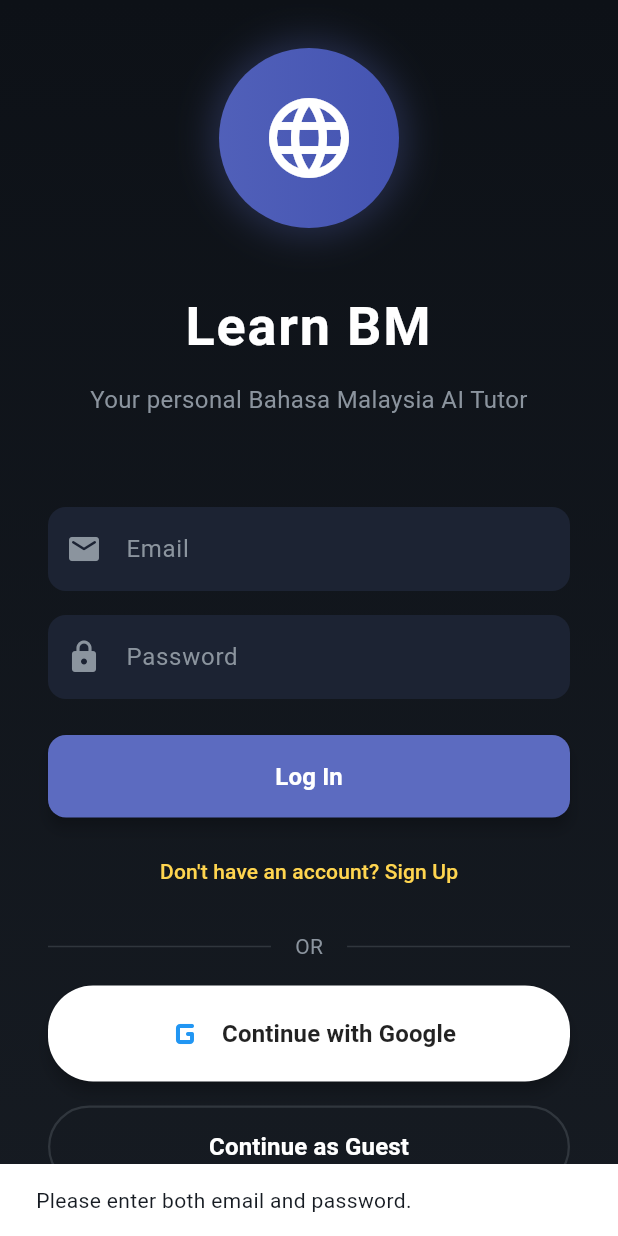
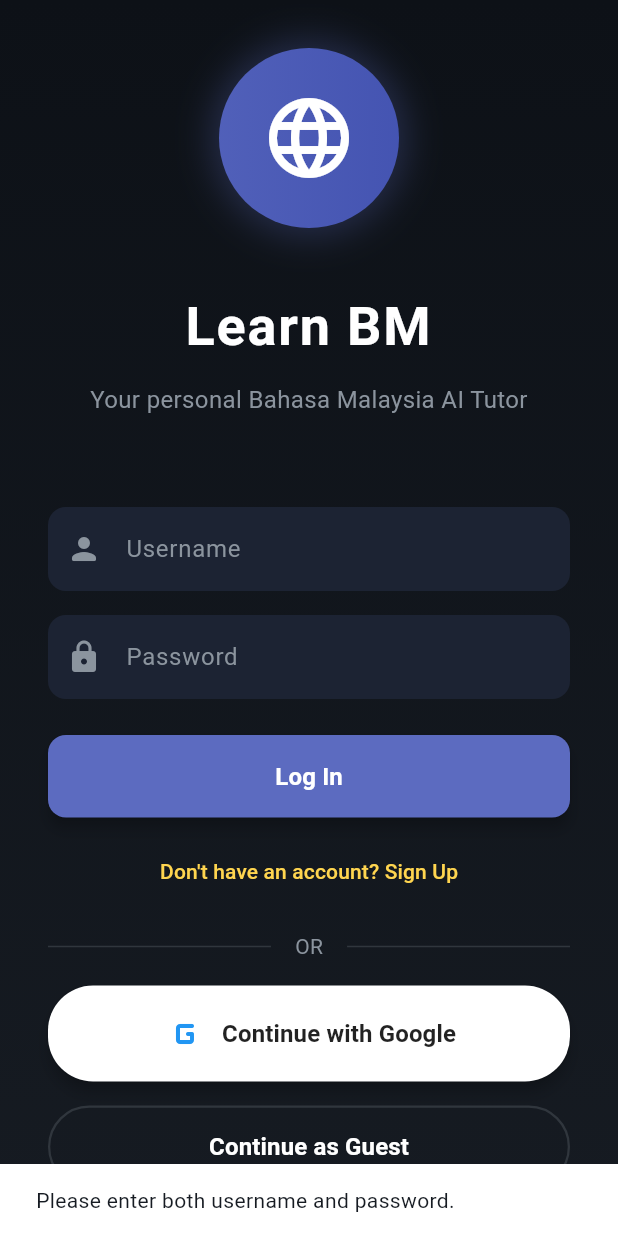
Before and after one commit to taiwenhong1214-dotcom/learning_app, a Flutter app: the screen it shows after launch, after a tap on "Log In", on a phone screen of 412 x 824 dp. Run offline on Flutter 3.47's test engine with Material 3 defaults, Android fonts, the phone set to English and light mode, and no system bars; our stand-ins replace cloud_firestore, firebase_auth, firebase_core, flutter_tts, google_sign_in, shared_preferences; accounts and stored records are empty; Roboto replaces fonts that are missing (Segoe UI).

Commit message:
feat: change email to username for signup and add validation

```diff
--- a/lib/auth_screen.dart
+++ b/lib/auth_screen.dart
@@ -22,27 +22,48 @@ class _AuthScreenState extends State<AuthScreen> {
   }
 
   void _submitEmailAuth() async {
-    final email = _emailController.text.trim();
+    final username = _emailController.text.trim();
     final password = _passwordController.text.trim();
 
-    if (email.isEmpty || password.isEmpty) {
+    if (username.isEmpty || password.isEmpty) {
       ScaffoldMessenger.of(context).showSnackBar(
-        const SnackBar(content: Text('Please enter both email and password.')),
+        const SnackBar(content: Text('Please enter both username and password.')),
       );
       return;
     }
 
+    if (!_isLogin && password.length < 6) {
+      ScaffoldMessenger.of(context).showSnackBar(
+        const SnackBar(content: Text('Password must be at least 6 characters long.')),
+      );
+      return;
+    }
+
+    if (!_isLogin && username.length < 3) {
+      ScaffoldMessenger.of(context).showSnackBar(
+        const SnackBar(content: Text('Username must be at least 3 characters long.')),
+      );
+      return;
+    }
+
+    // Firebase requires an email format, so we create a hidden dummy email using their username
+    final fakeEmail = '$username@learnbmapp.local';
+
     setState(() => _isLoading = true);
 
     final user = _isLogin
-        ? await FirebaseService.signInWithEmail(email, password)
-        : await FirebaseService.signUpWithEmail(email, password);
+        ? await FirebaseService.signInWithEmail(fakeEmail, password)
+        : await FirebaseService.signUpWithEmail(fakeEmail, password);
 
     if (mounted) {
       setState(() => _isLoading = false);
       if (user == null) {
         ScaffoldMessenger.of(context).showSnackBar(
-          SnackBar(content: Text(_isLogin ? 'Login failed. Check your credentials.' : 'Sign up failed.')),
+          SnackBar(
+            content: Text(_isLogin
+                ? 'Login failed. Incorrect username or password.'
+                : 'Sign up failed. Username might already be taken.'),
+          ),
         );
       }
     }
@@ -146,12 +167,12 @@ class _AuthScreenState extends State<AuthScreen> {
                     // Email/Password Form
                     TextField(
                       controller: _emailController,
-                      keyboardType: TextInputType.emailAddress,
+                      keyboardType: TextInputType.text,
                       style: const TextStyle(color: Colors.white),
                       decoration: InputDecoration(
-                        hintText: 'Email',
+                        hintText: 'Username',
                         hintStyle: const TextStyle(color: Color(0xFF8B949E)),
-                        prefixIcon: const Icon(Icons.email_rounded, color: Color(0xFF8B949E)),
+                        prefixIcon: const Icon(Icons.person_rounded, color: Color(0xFF8B949E)),
                         filled: true,
                         fillColor: const Color(0xFF1C2333),
                         border: OutlineInputBorder(
```
